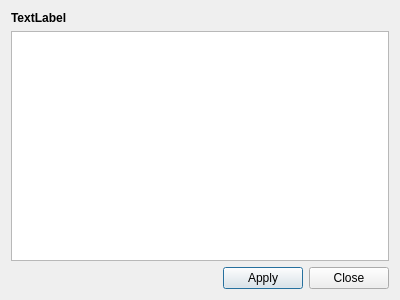
IamKornitskiy/UdpPacketGenerator, file text_field_editor_dialog.ui: the form before one commit.
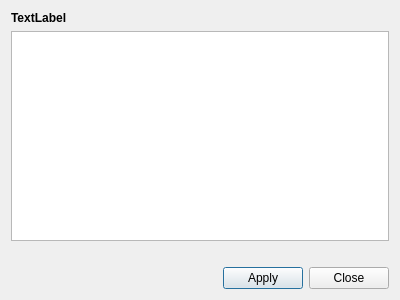
The form after the commit.

```diff
--- a/text_field_editor_dialog.ui
+++ b/text_field_editor_dialog.ui
@@ -33,6 +33,13 @@
    <item>
     <widget class="QPlainTextEdit" name="plainTextEdit"/>
    </item>
+   <item>
+    <widget class="QLabel" name="errorLabel">
+     <property name="text">
+      <string/>
+     </property>
+    </widget>
+   </item>
    <item>
     <layout class="QHBoxLayout" name="horizontalLayout_2">
      <item>
```
